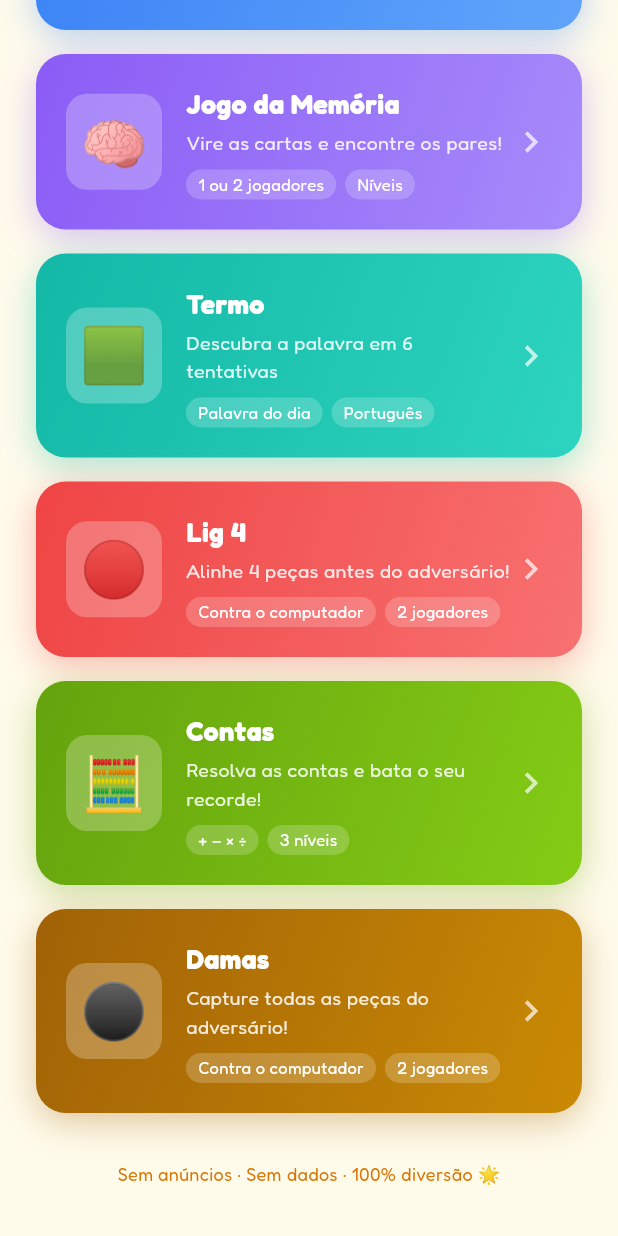
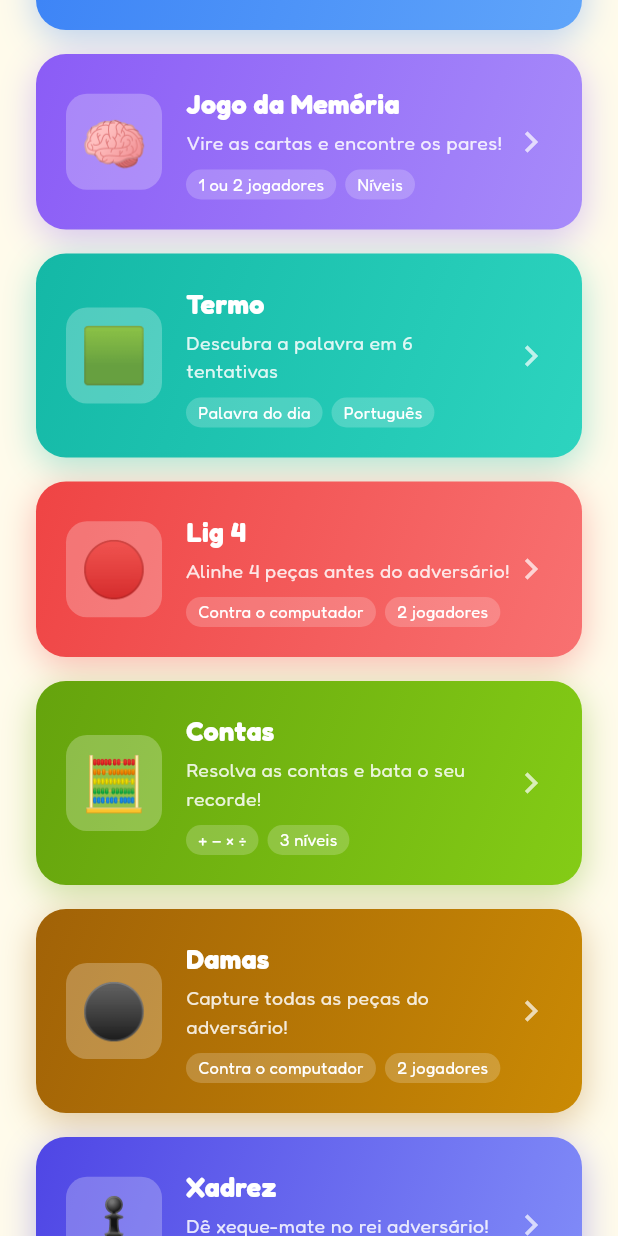
Before and after one commit to Meus-Prompts/brincaki, a Flutter app: the screen it shows after launch, scrolled down 863 dp, on a phone screen of 412 x 824 dp. Run offline on Flutter 3.47's test engine with Material 3 defaults, Android fonts, the phone set to English and light mode, and no system bars; our stand-ins replace google_fonts, shared_preferences; project files that could hold a hidden picture were left out.

Commit message:
feat(xadrez): add the Xadrez card to the menu
Co-Authored-By: Claude Opus 5.5 <noreply@anthropic.com>

```diff
--- a/lib/screens/menu_screen.dart
+++ b/lib/screens/menu_screen.dart
@@ -166,6 +166,18 @@ class MenuScreen extends StatelessWidget {
     );
   }
 
+  void _openXadrez(BuildContext context) {
+    _openGame(
+      context,
+      GameShell(
+        wrapProvider: (child) =>
+            ChangeNotifierProvider(create: (_) => XadrezProvider(), child: child),
+        theme: kXadrezPalette.theme,
+        home: (_) => const XadrezScreen(),
+      ),
+    );
+  }
+
   @override
   Widget build(BuildContext context) {
     return Scaffold(
@@ -272,6 +284,15 @@ class MenuScreen extends StatelessWidget {
                 tags: const ['Contra o computador', '2 jogadores'],
                 palette: kDamasPalette,
                 onTap: () => _openDamas(context),
+              ),
+              const SizedBox(height: 16),
+              _buildGameCard(
+                emoji: '♟️',
+                title: 'Xadrez',
+                description: 'Dê xeque-mate no rei adversário!',
+                tags: const ['Contra o computador', '2 jogadores'],
+                palette: kXadrezPalette,
+                onTap: () => _openXadrez(context),
               ),
               const SizedBox(height: 32),
               _buildFooter(),
```
Also changed, not shown: 1 other file.
